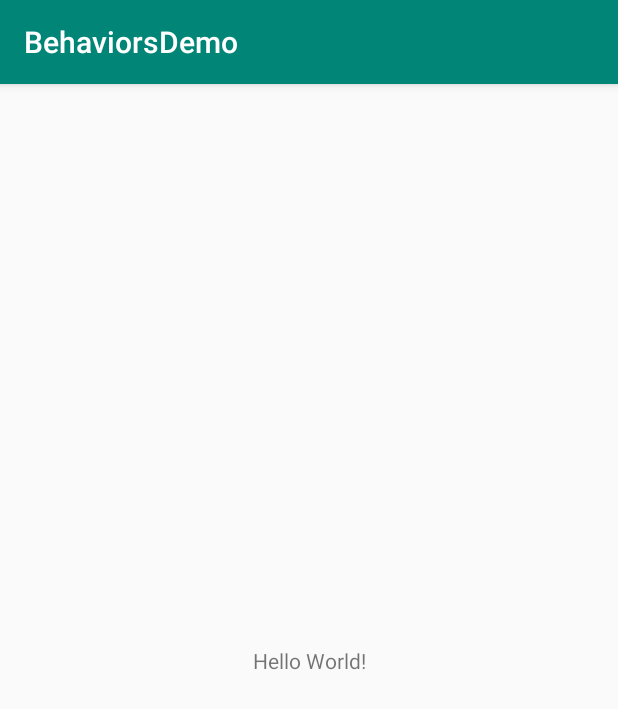
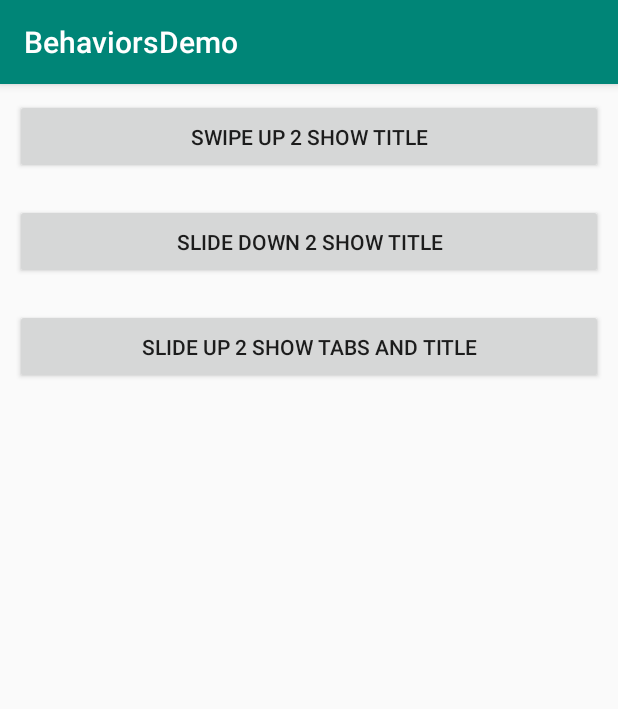
Before and after one commit to jj532655203/BehaviorsDemo, an Android app: the screen it shows after launch (MainActivity), on a phone screen of 412 x 824 dp. Shown: the top 709 px of the screen. Run offline under Robolectric (Android 15) with nearby library versions, the phone set to English and light mode, and no system bars.

Commit message:
Jay 1.完成slide up show title界面 behavior逻辑

```diff
--- a/app/build.gradle
+++ b/app/build.gradle
@@ -26,4 +26,7 @@ dependencies {
     testImplementation 'junit:junit:4.12'
     androidTestImplementation 'androidx.test:runner:1.2.0'
     androidTestImplementation 'androidx.test.espresso:espresso-core:3.1.1'
+
+    implementation 'com.android.support:design:28.0.0'
+    implementation 'com.github.CymChad:BaseRecyclerViewAdapterHelper:3.0.1'
 }
--- a/app/src/main/AndroidManifest.xml
+++ b/app/src/main/AndroidManifest.xml
@@ -9,13 +9,14 @@
         android:roundIcon="@mipmap/ic_launcher_round"
         android:supportsRtl="true"
         android:theme="@style/AppTheme">
-        <activity android:name=".MainActivity">
+        <activity android:name=".activity.MainActivity">
             <intent-filter>
                 <action android:name="android.intent.action.MAIN" />
 
                 <category android:name="android.intent.category.LAUNCHER" />
             </intent-filter>
         </activity>
+        <activity android:name=".activity.SlideUpShowTitleActivity" />
     </application>
 
 </manifest>
--- /dev/null
+++ b/app/src/main/java/com/fronttcapital/behaviorsdemo/activity/SlideDownShowTitleActivity.java
@@ -0,0 +1,6 @@
+package com.fronttcapital.behaviorsdemo.activity;
+
+import androidx.appcompat.app.AppCompatActivity;
+
+public class SlideDownShowTitleActivity extends AppCompatActivity {
+}
--- /dev/null
+++ b/app/src/main/java/com/fronttcapital/behaviorsdemo/activity/SlideUpShowTabsAndTitleActivity.java
@@ -0,0 +1,6 @@
+package com.fronttcapital.behaviorsdemo.activity;
+
+import androidx.appcompat.app.AppCompatActivity;
+
+public class SlideUpShowTabsAndTitleActivity extends AppCompatActivity {
+}
--- a/app/src/main/res/layout/activity_main.xml
+++ b/app/src/main/res/layout/activity_main.xml
@@ -4,15 +4,36 @@
     xmlns:tools="http://schemas.android.com/tools"
     android:layout_width="match_parent"
     android:layout_height="match_parent"
-    tools:context=".MainActivity">
+    android:padding="10dp"
+    tools:context=".activity.MainActivity">
 
-    <TextView
-        android:layout_width="wrap_content"
-        android:layout_height="wrap_content"
-        android:text="Hello World!"
-        app:layout_constraintBottom_toBottomOf="parent"
+    <androidx.appcompat.widget.AppCompatButton
+        android:id="@+id/slide_up_show_title_btn"
+        android:layout_width="match_parent"
+        android:layout_height="50dp"
+        android:onClick="swipeUpShowTitle"
+        android:text="Swipe up 2 show title"
         app:layout_constraintLeft_toLeftOf="parent"
-        app:layout_constraintRight_toRightOf="parent"
         app:layout_constraintTop_toTopOf="parent" />
 
+    <androidx.appcompat.widget.AppCompatButton
+        android:id="@+id/slide_down_show_title_btn"
+        android:layout_width="match_parent"
+        android:layout_height="50dp"
+        android:layout_marginTop="20dp"
+        android:onClick="slideDownShowTitle"
+        android:text="Slide down 2 show title"
+        app:layout_constraintLeft_toLeftOf="parent"
+        app:layout_constraintTop_toBottomOf="@+id/slide_up_show_title_btn" />
+
+    <androidx.appcompat.widget.AppCompatButton
+        android:id="@+id/slide_up_show_tabs_and_title_btn"
+        android:layout_width="match_parent"
+        android:layout_height="50dp"
+        android:layout_marginTop="20dp"
+        android:onClick="slideUpShowTabsAndTitle"
+        android:text="Slide up 2 show tabs and title"
+        app:layout_constraintLeft_toLeftOf="parent"
+        app:layout_constraintTop_toBottomOf="@+id/slide_down_show_title_btn" />
+
 </androidx.constraintlayout.widget.ConstraintLayout>
--- a/app/src/main/res/values/strings.xml
+++ b/app/src/main/res/values/strings.xml
@@ -1,3 +1,4 @@
 <resources>
     <string name="app_name">BehaviorsDemo</string>
+    <string name="behavior_simple_tile">com.fronttcapital.behaviorsdemo.behavior.SimpleTitleBehavior</string>
 </resources>
--- a/build.gradle
+++ b/build.gradle
@@ -4,6 +4,7 @@ buildscript {
     repositories {
         google()
         jcenter()
+        maven { url 'https://jitpack.io' }
 
     }
     dependencies {
@@ -18,6 +19,7 @@ allprojects {
     repositories {
         google()
         jcenter()
+        maven { url 'https://jitpack.io' }
 
     }
 }
```
Also changed, not shown: app/src/main/java/com/fronttcapital/behaviorsdemo/Divider15ItemDecoration.java (added, +23 -0 lines), app/src/main/java/com/fronttcapital/behaviorsdemo/MainActivity.java (deleted, +0 -14 lines), app/src/main/java/com/fronttcapital/behaviorsdemo/activity/MainActivity.java (added, +30 -0 lines), app/src/main/java/com/fronttcapital/behaviorsdemo/activity/SlideUpShowTitleActivity.java (added, +61 -0 lines), app/src/main/java/com/fronttcapital/behaviorsdemo/behavior/SimpleTitleBehavior.java (added, +49 -0 lines), app/src/main/res/layout/activity_slide_up_show_title.xml (added, +44 -0 lines), app/src/main/res/mipmap-xxhdpi/icon_bg_jay.png (added).
